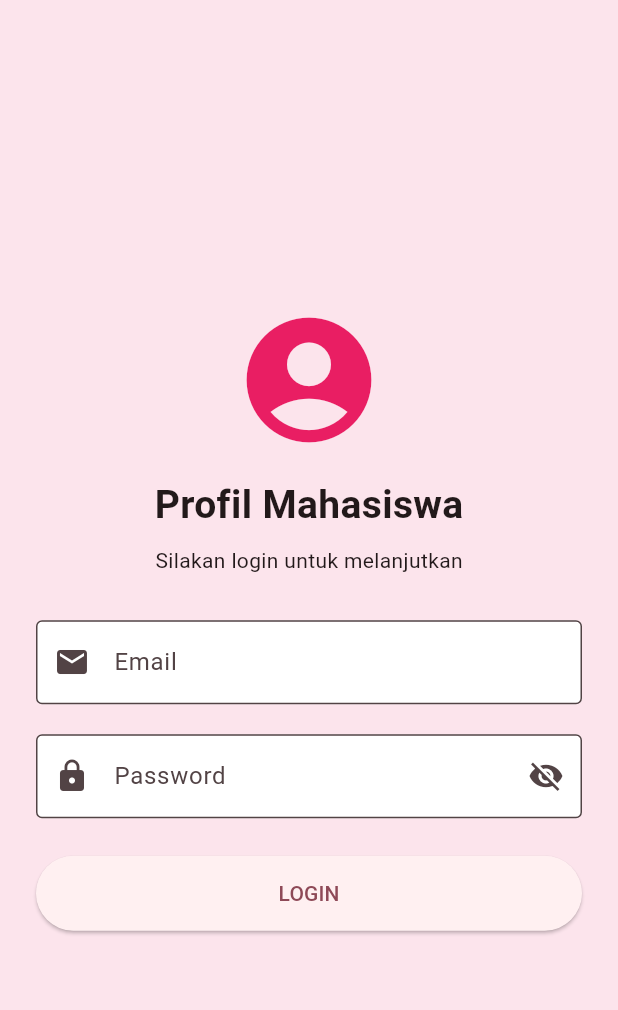
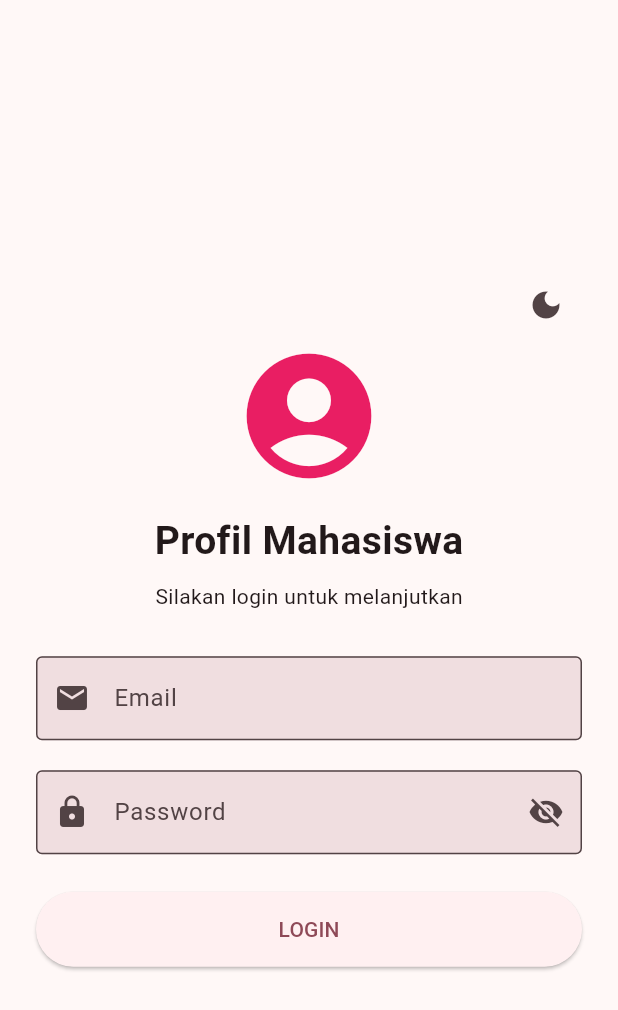
Before and after one commit to dynda21/soal2-profil-app, a Flutter app: the screen it shows after launch, on a phone screen of 412 x 824 dp. Shown: the top 1010 px of the screen. Run offline on Flutter 3.47's test engine with Material 3 defaults, Android fonts, the phone set to English and light mode, and no system bars; accounts and stored records are empty.

Commit message:
tahap 10: menambahkan dark mode

```diff
--- a/lib/main.dart
+++ b/lib/main.dart
@@ -1,12 +1,28 @@
 import 'package:flutter/material.dart';
+
 import 'screens/login_page.dart';
 
 void main() {
   runApp(const MyApp());
 }
 
-class MyApp extends StatelessWidget {
+class MyApp extends StatefulWidget {
   const MyApp({super.key});
+
+  @override
+  State<MyApp> createState() => _MyAppState();
+}
+
+class _MyAppState extends State<MyApp> {
+  ThemeMode _themeMode = ThemeMode.light;
+
+  void toggleTheme() {
+    setState(() {
+      _themeMode = _themeMode == ThemeMode.light
+          ? ThemeMode.dark
+          : ThemeMode.light;
+    });
+  }
 
   @override
   Widget build(BuildContext context) {
@@ -16,9 +32,7 @@ class MyApp extends StatelessWidget {
 
       theme: ThemeData(
         useMaterial3: true,
-        colorScheme: ColorScheme.fromSeed(
-          seedColor: Colors.pink,
-        ),
+        colorScheme: ColorScheme.fromSeed(seedColor: Colors.pink),
       ),
 
       darkTheme: ThemeData(
@@ -30,13 +44,11 @@ class MyApp extends StatelessWidget {
         ),
       ),
 
-      themeMode: ThemeMode.system,
+      themeMode: _themeMode,
 
       initialRoute: '/login',
 
-      routes: {
-        '/login': (context) => const LoginPage(),
-      },
+      routes: {'/login': (context) => LoginPage(onToggleTheme: toggleTheme)},
     );
   }
 }
--- a/lib/screens/login_page.dart
+++ b/lib/screens/login_page.dart
@@ -3,7 +3,9 @@ import 'package:flutter/material.dart';
 import 'profile_page.dart';
 
 class LoginPage extends StatefulWidget {
-  const LoginPage({super.key});
+  final VoidCallback onToggleTheme;
+
+  const LoginPage({super.key, required this.onToggleTheme});
 
   @override
   State<LoginPage> createState() => _LoginPageState();
@@ -48,8 +50,10 @@ class _LoginPageState extends State<LoginPage> {
 
   @override
   Widget build(BuildContext context) {
+    final isDark = Theme.of(context).brightness == Brightness.dark;
+
     return Scaffold(
-      backgroundColor: Colors.pink[50],
+      backgroundColor: Theme.of(context).scaffoldBackgroundColor,
 
       body: Center(
         child: SingleChildScrollView(
@@ -60,6 +64,15 @@ class _LoginPageState extends State<LoginPage> {
             child: Column(
               mainAxisAlignment: MainAxisAlignment.center,
               children: [
+                Align(
+                  alignment: Alignment.centerRight,
+                  child: IconButton(
+                    onPressed: widget.onToggleTheme,
+                    icon: Icon(isDark ? Icons.light_mode : Icons.dark_mode),
+                    tooltip: isDark ? 'Light Mode' : 'Dark Mode',
+                  ),
+                ),
+
                 const Icon(Icons.account_circle, size: 100, color: Colors.pink),
 
                 const SizedBox(height: 15),
@@ -83,7 +96,6 @@ class _LoginPageState extends State<LoginPage> {
                     prefixIcon: Icon(Icons.email),
                     border: OutlineInputBorder(),
                     filled: true,
-                    fillColor: Colors.white,
                   ),
                   validator: (value) {
                     if (value == null || value.isEmpty) {
@@ -108,7 +120,6 @@ class _LoginPageState extends State<LoginPage> {
                     prefixIcon: const Icon(Icons.lock),
                     border: const OutlineInputBorder(),
                     filled: true,
-                    fillColor: Colors.white,
                     suffixIcon: IconButton(
                       icon: Icon(
                         showPassword ? Icons.visibility : Icons.visibility_off,
```
